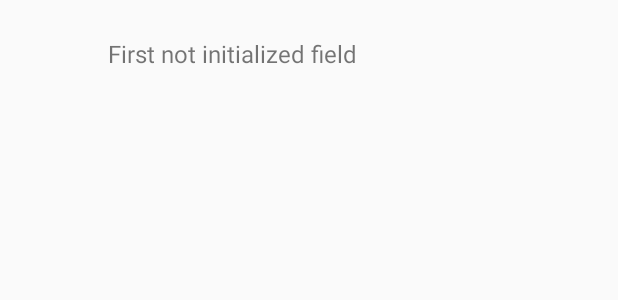
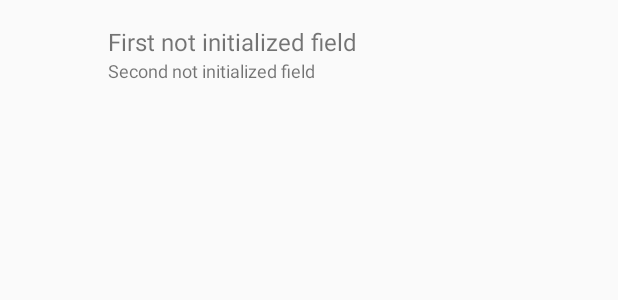
Before and after one commit to IRA-Team/SixHandshakes, an Android app: the layout list_element.xml on its own in the app's theme, with its tools: preview values and no code run, on a phone screen of 412 x 824 dp. Shown: the top 300 px of the screen. Run offline under Robolectric (Android 15) with nearby library versions, the phone set to English and light mode, and no system bars.

```diff
--- a/app/src/main/java/com/irateam/sixhandshakes/activity/SearchActivity.java
+++ b/app/src/main/java/com/irateam/sixhandshakes/activity/SearchActivity.java
@@ -64,7 +64,7 @@ public class SearchActivity extends AppCompatActivity {
     }
 
     public void search(String q) {
-        new VKApiUsers().search(VKParameters.from(VKApiConst.FIELDS, "photo_100", VKApiConst.Q, q))
+        new VKApiUsers().search(VKParameters.from(VKApiConst.FIELDS, "photo_100, photo_400_orig", VKApiConst.Q, q))
                 .executeWithListener(new VKRequest.VKRequestListener() {
 
                     @Override
--- a/app/src/main/java/com/irateam/sixhandshakes/ui/FriendViewHolder.java
+++ b/app/src/main/java/com/irateam/sixhandshakes/ui/FriendViewHolder.java
@@ -11,10 +11,12 @@ public class FriendViewHolder extends RecyclerView.ViewHolder {
 
     ImageView photo;
     TextView name;
+    TextView id;
 
     public FriendViewHolder(View view) {
         super(view);
         photo = (ImageView) view.findViewById(R.id.photo);
         name = (TextView) view.findViewById(R.id.name);
+        id = (TextView) view.findViewById(R.id.id);
     }
 }
--- a/app/src/main/java/com/irateam/sixhandshakes/ui/RecyclerViewAdapter.java
+++ b/app/src/main/java/com/irateam/sixhandshakes/ui/RecyclerViewAdapter.java
@@ -44,7 +44,8 @@ public class RecyclerViewAdapter extends RecyclerView.Adapter<FriendViewHolder>
             searchActivity.setResult(Activity.RESULT_OK, new Intent().putExtra("user", user));
             searchActivity.finish();
         });
-        ImageLoader.getInstance().displayImage(user.photo_50, holder.photo, options);
+        holder.id.setText("ID: " + user.id);
+        ImageLoader.getInstance().displayImage(user.photo_100, holder.photo, options);
     }
 
     @Override
--- a/app/src/main/res/layout/list_element.xml
+++ b/app/src/main/res/layout/list_element.xml
@@ -9,7 +9,7 @@
         android:id="@+id/photo"
         android:layout_width="40dp"
         android:layout_height="40dp"
-        android:layout_marginRight="16dp" />
+        android:layout_marginRight="16dp"/>
 
     <LinearLayout
         android:layout_width="match_parent"
@@ -24,6 +24,13 @@
             android:text="First not initialized field"
             android:textSize="16sp" />
 
+        <TextView
+            android:text="Second not initialized field"
+            android:id="@+id/id"
+            android:layout_width="match_parent"
+            android:layout_height="wrap_content"
+            android:textSize="12sp" />
+
     </LinearLayout>
 
 </LinearLayout>
```
Also changed, not shown: app/src/main/java/com/irateam/sixhandshakes/activity/MainActivity.java (+15 -2 lines), app/src/main/res/layout/profile.xml (+8 -5 lines).
